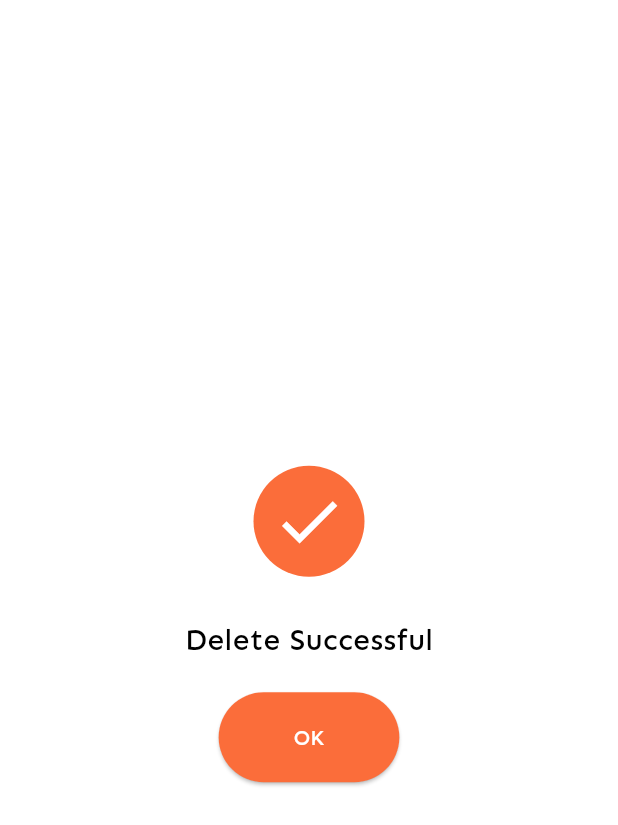
After one commit to fahmiidris007/mobile_user_app, a Flutter app: the DeletePage screen opened by its route, on a phone screen of 412 x 824 dp. The commit adds this screen. Shown: the top 825 px of the screen. Run offline on Flutter 3.47's test engine with Material 3 defaults, Android fonts, the phone set to English and light mode, and no system bars; our stand-ins replace dio, equatable, flutter_bloc; network calls fail.

Commit message:
update delete view

```diff
--- a/lib/features/crud/add_user/view/add_user_page.dart
+++ b/lib/features/crud/add_user/view/add_page.dart
@@ -4,7 +4,7 @@ import 'package:mobile_user_app/configs/theme/app_themes.dart';
 import 'package:mobile_user_app/features/crud/add_user/bloc/add_user_bloc.dart';
 import 'package:mobile_user_app/features/crud/add_user/bloc/add_user_event.dart';
 import 'package:mobile_user_app/features/crud/add_user/bloc/add_user_state.dart';
-import 'package:mobile_user_app/features/crud/get_user/view/user_list_page.dart';
+import 'package:mobile_user_app/features/crud/get_user/view/list_page.dart';
 
 class AddUserPage extends StatelessWidget {
   static const String routeName = '/addUser';
--- /dev/null
+++ b/lib/features/crud/delete_user/view/delete_page.dart
@@ -0,0 +1,48 @@
+import 'package:flutter/material.dart';
+import 'package:mobile_user_app/configs/theme/app_themes.dart';
+
+class DeletePage extends StatelessWidget {
+  static const String routeName = '/deleteUser';
+
+  const DeletePage({super.key});
+
+  @override
+  Widget build(BuildContext context) {
+    return Scaffold(
+      body: Center(
+        child: Column(
+          mainAxisAlignment: MainAxisAlignment.center,
+          children:[
+            IconButton(
+              onPressed: null,
+              icon: Container(
+                  decoration: const BoxDecoration(
+                    shape: BoxShape.circle,
+                    color: secondaryColor,
+                  ),
+                  child: Padding(
+                    padding: const EdgeInsets.all(12.0),
+                    child: Icon(Icons.check,color: Colors.white, size: 50),
+                  )),
+            ),
+            SizedBox(height: 20),
+            const Text("Delete Successful", style: TextStyle(color: Colors.black,
+              fontSize: 20,
+              fontWeight: FontWeight.w500,),),
+            SizedBox(height: 20),
+            ElevatedButton(
+              onPressed: () {
+                Navigator.pop(context);
+              },
+              child: const Text('OK', style: TextStyle(color: Colors.white)),
+              style: ElevatedButton.styleFrom(
+                backgroundColor: secondaryColor,
+                padding: const EdgeInsets.symmetric(horizontal: 50, vertical: 20),
+              ),
+            ),
+          ]
+        ),
+      ),
+    );
+  }
+}
--- a/lib/features/crud/get_user/view/user_list_page.dart
+++ b/lib/features/crud/get_user/view/list_page.dart
@@ -1,7 +1,7 @@
 import 'package:flutter/material.dart';
 import 'package:flutter_bloc/flutter_bloc.dart';
 import 'package:mobile_user_app/configs/theme/app_themes.dart';
-import 'package:mobile_user_app/features/crud/add_user/view/add_user_page.dart';
+import 'package:mobile_user_app/features/crud/add_user/view/add_page.dart';
 import 'package:mobile_user_app/features/crud/get_user/bloc/get_user_bloc.dart';
 import 'package:mobile_user_app/features/crud/get_user/view/widgets/build_body.dart';
 import 'package:mobile_user_app/features/crud/get_user/view/widgets/user_list_tile.dart';
```
Also changed, not shown: lib/features/crud/get_user/view/widgets/user_list_tile.dart (+46 -22 lines), lib/main.dart (+5 -3 lines), lib/features/crud/update_user/view/update_page.dart (renamed from lib/features/crud/update_user/view/update_user_page.dart).
